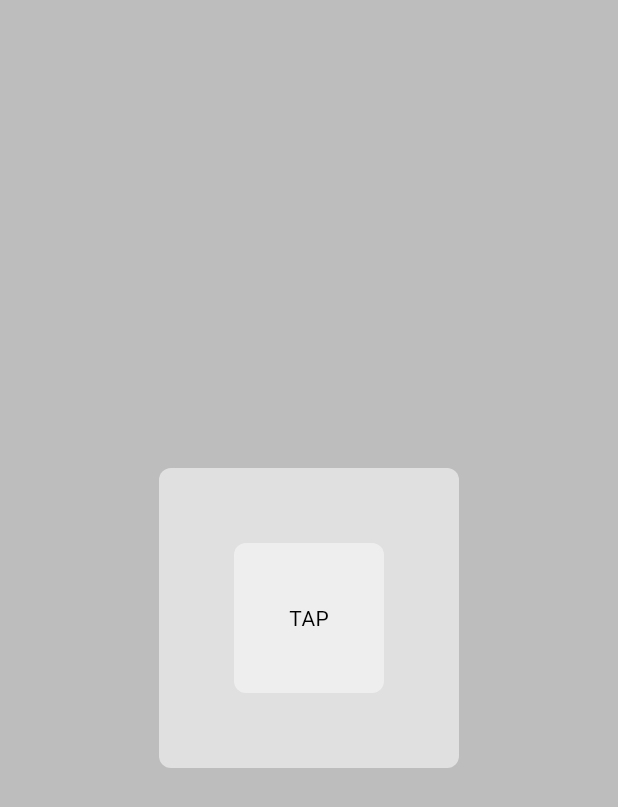
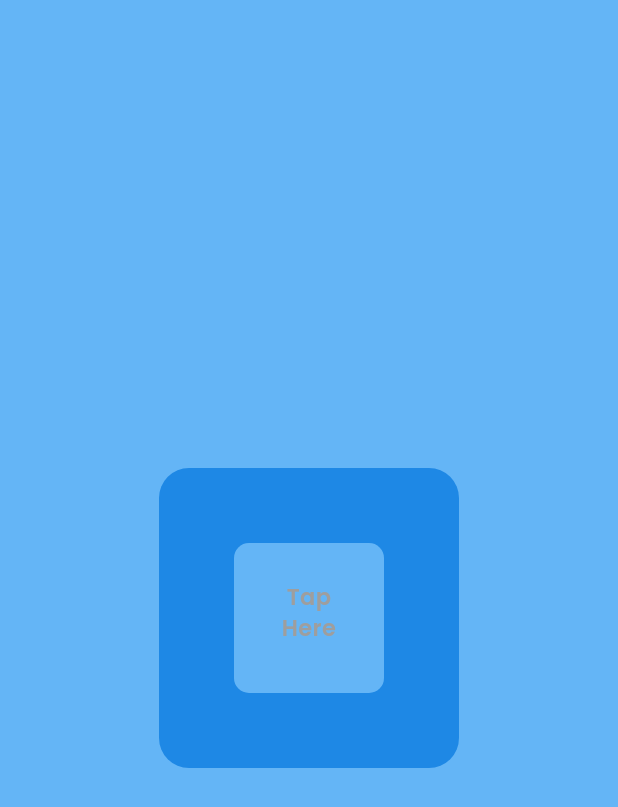
Before and after one commit to Fatah03111995/flutter_basic_lesson, a Flutter app: the screen it shows after launch, on a phone screen of 412 x 824 dp. Shown: the top 807 px of the screen. Run offline on Flutter 3.47's test engine with Material 3 defaults, Android fonts, the phone set to English and light mode, and no system bars; our stand-ins replace google_fonts.

Commit message:
feat(les5) : do repetition for influence purposes

```diff
--- a/lib/les5_theme/pages/home_page.dart
+++ b/lib/les5_theme/pages/home_page.dart
@@ -10,7 +10,7 @@ class HomePage extends StatelessWidget {
   @override
   Widget build(BuildContext context) {
     return Scaffold(
-        backgroundColor: Theme.of(context).colorScheme.background,
+        // backgroundColor: Theme.of(context).colorScheme.background,
         body: Center(
             child: MyBox(
       color: Theme.of(context).colorScheme.primary,
--- a/lib/les5_theme/theme/theme.dart
+++ b/lib/les5_theme/theme/theme.dart
@@ -2,6 +2,7 @@ import 'package:flutter/material.dart';
 
 ThemeData lightMode = ThemeData(
   brightness: Brightness.light,
+  scaffoldBackgroundColor: Colors.green.shade400,
   colorScheme: ColorScheme.light(
       background: Colors.grey.shade400,
       primary: Colors.grey.shade300,
@@ -10,6 +11,7 @@ ThemeData lightMode = ThemeData(
 
 ThemeData darkMode = ThemeData(
     brightness: Brightness.dark,
+    scaffoldBackgroundColor: Colors.black,
     colorScheme: ColorScheme.dark(
         background: Colors.grey.shade900,
         primary: Colors.grey.shade800,
--- a/lib/main.dart
+++ b/lib/main.dart
@@ -1,9 +1,9 @@
 // ignore_for_file: prefer_const_constructors
 
 import 'package:flutter/material.dart';
-import 'package:flutter_basic_lesson/les5_theme/theme/theme_provider.dart';
+import 'package:flutter_basic_lesson/ulangan/les5_theme/theme/theme_provider.dart';
 import 'package:provider/provider.dart';
-import './les5_theme/myapp.dart';
+import 'ulangan/les5_theme/myapp.dart';
 
 // void main() {
 //   runApp(MyApp());
--- /dev/null
+++ b/lib/ulangan/les5_theme/components/box.dart
@@ -0,0 +1,19 @@
+import 'package:flutter/material.dart';
+
+class Box extends StatelessWidget {
+  final Color? color;
+  final Widget? child;
+  const Box({super.key, this.color, this.child});
+
+  @override
+  Widget build(BuildContext context) {
+    return Container(
+      width: 200,
+      height: 200,
+      decoration:
+          BoxDecoration(color: color, borderRadius: BorderRadius.circular(20)),
+      padding: const EdgeInsets.all(50),
+      child: child,
+    );
+  }
+}
--- /dev/null
+++ b/lib/ulangan/les5_theme/components/button.dart
@@ -0,0 +1,25 @@
+import 'package:flutter/material.dart';
+
+class Button extends StatelessWidget {
+  final String txtValue;
+  final Color? color;
+  final void Function()? onTap;
+  const Button({super.key, required this.txtValue, this.color, this.onTap});
+
+  @override
+  Widget build(BuildContext context) {
+    return GestureDetector(
+      onTap: onTap,
+      child: Container(
+        padding: const EdgeInsets.all(25),
+        decoration: BoxDecoration(
+            borderRadius: BorderRadius.circular(10), color: color),
+        child: Text(
+          txtValue,
+          style: Theme.of(context).textTheme.bodyMedium,
+          textAlign: TextAlign.center,
+        ),
+      ),
+    );
+  }
+}
--- /dev/null
+++ b/lib/ulangan/les5_theme/myapp.dart
@@ -0,0 +1,16 @@
+import 'package:flutter/material.dart';
+import 'package:flutter_basic_lesson/ulangan/les5_theme/theme/theme_provider.dart';
+import 'package:flutter_basic_lesson/ulangan/les5_theme/pages/home_page.dart';
+import 'package:provider/provider.dart';
+
+class MyApp extends StatelessWidget {
+  const MyApp({super.key});
+
+  @override
+  Widget build(BuildContext context) {
+    return MaterialApp(
+      home: const HomePage(),
+      theme: Provider.of<ThemeProvider>(context).theme,
+    );
+  }
+}
--- /dev/null
+++ b/lib/ulangan/les5_theme/pages/home_page.dart
@@ -0,0 +1,29 @@
+import 'package:flutter/material.dart';
+import 'package:flutter_basic_lesson/ulangan/les5_theme/theme/theme_provider.dart';
+import 'package:flutter_basic_lesson/ulangan/les5_theme/components/box.dart';
+import 'package:flutter_basic_lesson/ulangan/les5_theme/components/button.dart';
+import 'package:provider/provider.dart';
+
+class HomePage extends StatelessWidget {
+  const HomePage({super.key});
+
+  @override
+  Widget build(BuildContext context) {
+    return Center(
+      child: Scaffold(
+        body: Center(
+          child: Box(
+            color: Theme.of(context).colorScheme.primary,
+            child: Button(
+              txtValue: 'Tap Here',
+              color: Theme.of(context).colorScheme.secondary,
+              onTap: () {
+                Provider.of<ThemeProvider>(context, listen: false).toggle();
+              },
+            ),
+          ),
+        ),
+      ),
+    );
+  }
+}
--- /dev/null
+++ b/lib/ulangan/les5_theme/theme/theme.dart
@@ -0,0 +1,48 @@
+import 'package:flutter/material.dart';
+import 'package:google_fonts/google_fonts.dart';
+
+ThemeData lightMode = ThemeData(
+    // brightness: Brightness.light,
+    scaffoldBackgroundColor: Colors.blue.shade300,
+    textTheme: TextTheme(
+      displayLarge: GoogleFonts.poppins(
+        fontSize: 50,
+        fontWeight: FontWeight.w600,
+        color: Colors.blue.shade900,
+      ),
+      titleLarge: GoogleFonts.poppins(
+        fontSize: 32,
+        fontWeight: FontWeight.w600,
+        color: Colors.blue.shade900,
+      ),
+      bodyMedium: GoogleFonts.poppins(
+        fontSize: 15,
+        fontWeight: FontWeight.w600,
+        color: Colors.grey,
+      ),
+    ),
+    colorScheme: ColorScheme.light(
+        primary: Colors.blue.shade600, secondary: Colors.blue.shade300));
+
+ThemeData darkMode = ThemeData(
+    // brightness: Brightness.light,
+    scaffoldBackgroundColor: Colors.black,
+    textTheme: TextTheme(
+      displayLarge: GoogleFonts.poppins(
+        fontSize: 50,
+        fontWeight: FontWeight.w600,
+        color: Colors.blue.shade900,
+      ),
+      titleLarge: GoogleFonts.poppins(
+        fontSize: 32,
+        fontWeight: FontWeight.w600,
+        color: Colors.blue.shade900,
+      ),
+      bodyMedium: GoogleFonts.poppins(
+        fontSize: 24,
+        fontWeight: FontWeight.w600,
+        color: Colors.blue.shade900,
+      ),
+    ),
+    colorScheme: ColorScheme.light(
+        primary: Colors.grey.shade800, secondary: Colors.grey.shade700));
--- /dev/null
+++ b/lib/ulangan/les5_theme/theme/theme_provider.dart
@@ -0,0 +1,20 @@
+import 'package:flutter/material.dart';
+import 'package:flutter_basic_lesson/ulangan/les5_theme/theme/theme.dart';
+
+class ThemeProvider with ChangeNotifier {
+  ThemeData _theme = lightMode;
+
+  ThemeData get theme => _theme;
+  set theme(ThemeData theme) {
+    _theme = theme;
+    notifyListeners();
+  }
+
+  void toggle() {
+    if (_theme == lightMode) {
+      theme = darkMode;
+    } else {
+      theme = lightMode;
+    }
+  }
+}
--- a/pubspec.yaml
+++ b/pubspec.yaml
@@ -10,6 +10,7 @@ dependencies:
   provider:
   flutter:
     sdk: flutter
+  google_fonts: ^6.1.0
 
 dev_dependencies:
   flutter_test:
```
Also changed, not shown: pubspec.lock, 1 other file. Lines whose indentation alone changed are shown as unchanged.
